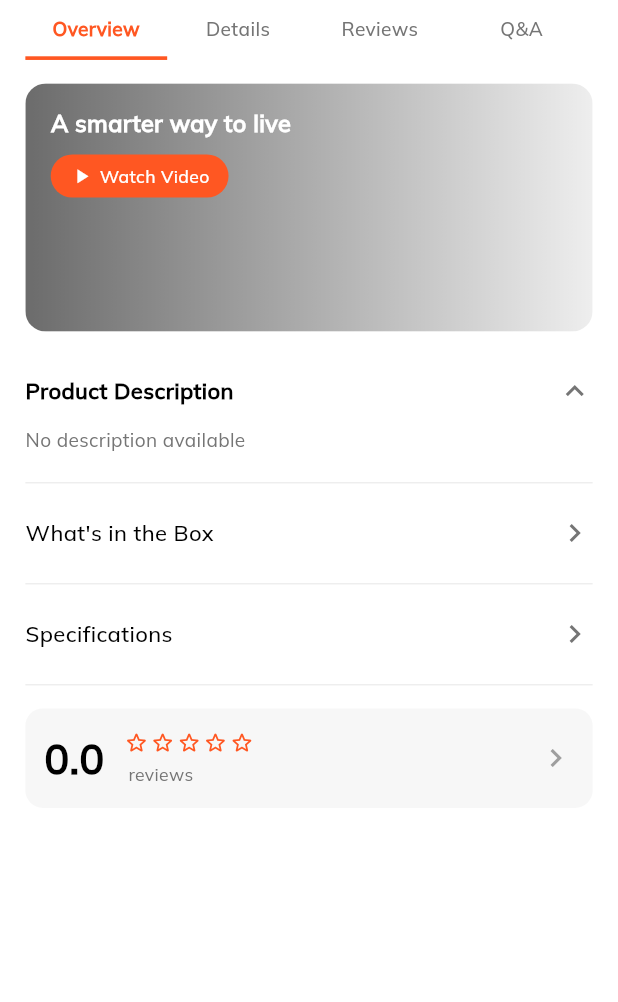
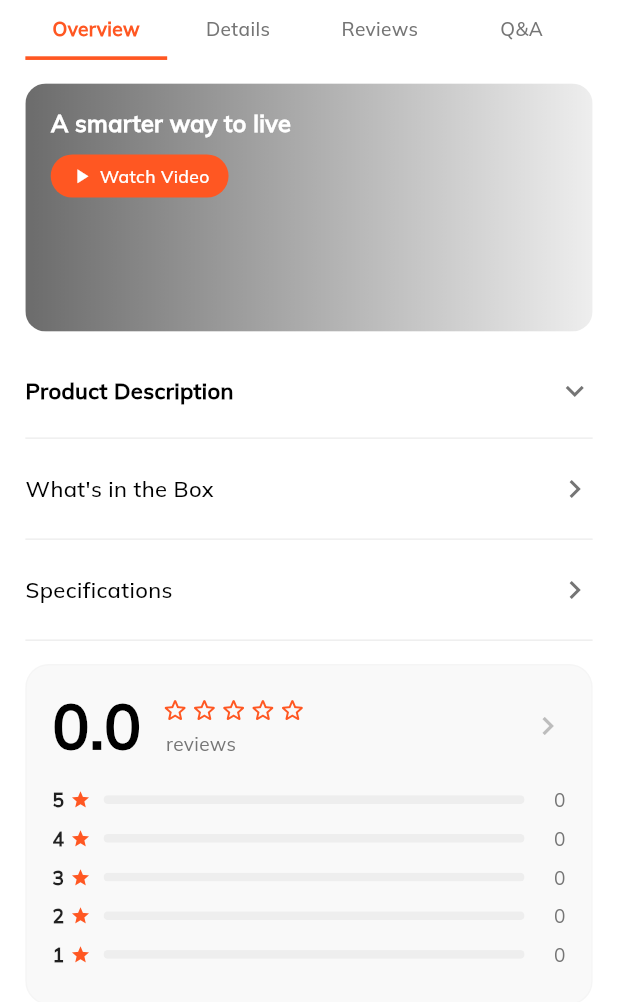
Before and after one commit to Nikhil-Suryawanshii/nilbox-home, a Flutter app: the ProductDetailsTabsSection widget shown alone on an empty page, opened directly with empty values, on a phone screen of 412 x 824 dp. Shown: the top 1002 px of the screen. Run offline on Flutter 3.47's test engine with Material 3 defaults, Android fonts, the phone set to English and light mode, and no system bars; our stand-ins replace auto_size_text, badges, cached_network_image, calendar_date_picker2, carousel_slider, chewie and 38 more; missing offline and left inert: app_settings, connectivity_wrapper, flutter_downloader, flutter_facebook_auth, flutter_file_downloader, flutter_inappwebview and 1 more; accounts and stored records are empty; network calls fail; project files that could hold a hidden picture were left out.

Commit message:
adding dynamic data

```diff
--- a/lib/models/eCommerce/product/product_details.dart
+++ b/lib/models/eCommerce/product/product_details.dart
@@ -82,6 +82,11 @@ class Product {
   final String description;
   RunningFlashSale? runningFlashSale;
   final bool? isDigital;
+  final List<BoxItem>? boxItems;
+  final List<ProductFeature>? features;
+  final List<Specification>? specifications;
+  final List<ProductFaq>? faqs;
+
   Product(
       {required this.id,
       required this.name,
@@ -101,7 +106,11 @@ class Product {
       required this.shop,
       required this.description,
       this.runningFlashSale,
-      this.isDigital});
+      this.isDigital,
+      this.boxItems,
+      this.features,
+      this.specifications,
+      this.faqs});
 
   Product copyWith(
       {int? id,
@@ -122,7 +131,11 @@ class Product {
       ShopInfo? shop,
       String? description,
       RunningFlashSale? runningFlashSale,
-      bool? isDigital}) {
+      bool? isDigital,
+      List<BoxItem>? boxItems,
+      List<ProductFeature>? features,
+      List<Specification>? specifications,
+      List<ProductFaq>? faqs}) {
     return Product(
         id: id ?? this.id,
         name: name ?? this.name,
@@ -142,7 +155,11 @@ class Product {
         shop: shop ?? this.shop,
         description: description ?? this.description,
         runningFlashSale: runningFlashSale ?? this.runningFlashSale,
-        isDigital: isDigital ?? this.isDigital);
+        isDigital: isDigital ?? this.isDigital,
+        boxItems: boxItems ?? this.boxItems,
+        features: features ?? this.features,
+        specifications: specifications ?? this.specifications,
+        faqs: faqs ?? this.faqs);
   }
 
   Map<String, dynamic> toMap() {
@@ -203,6 +220,18 @@ class Product {
           ? null
           : RunningFlashSale.fromMap(map["flash_sale"]),
       isDigital: map['is_digital'] as bool?,
+      boxItems: map['box_items'] != null
+          ? List<BoxItem>.from((map['box_items'] as List<dynamic>).map<BoxItem>((x) => BoxItem.fromMap(x as Map<String, dynamic>)))
+          : null,
+      features: map['features'] != null
+          ? List<ProductFeature>.from((map['features'] as List<dynamic>).map<ProductFeature>((x) => ProductFeature.fromMap(x as Map<String, dynamic>)))
+          : null,
+      specifications: map['specifications'] != null
+          ? List<Specification>.from((map['specifications'] as List<dynamic>).map<Specification>((x) => Specification.fromMap(x as Map<String, dynamic>)))
+          : null,
+      faqs: map['faqs'] != null
+          ? List<ProductFaq>.from((map['faqs'] as List<dynamic>).map<ProductFaq>((x) => ProductFaq.fromMap(x as Map<String, dynamic>)))
+          : null,
     );
   }
 
@@ -629,3 +658,38 @@ class RelatedProduct {
         shop.hashCode;
   }
 }
+
+class BoxItem {
+  final int id;
+  final String itemName;
+  final int sortOrder;
+  BoxItem({required this.id, required this.itemName, required this.sortOrder});
+  factory BoxItem.fromMap(Map<String, dynamic> map) => BoxItem(id: map['id']?.toInt() ?? 0, itemName: map['item_name'] ?? '', sortOrder: map['sort_order']?.toInt() ?? 0);
+}
+
+class ProductFeature {
+  final int id;
+  final String title;
+  final String? icon;
+  final int sortOrder;
+  ProductFeature({required this.id, required this.title, this.icon, required this.sortOrder});
+  factory ProductFeature.fromMap(Map<String, dynamic> map) => ProductFeature(id: map['id']?.toInt() ?? 0, title: map['title'] ?? '', icon: map['icon'], sortOrder: map['sort_order']?.toInt() ?? 0);
+}
+
+class Specification {
+  final int id;
+  final String label;
+  final String value;
+  final int sortOrder;
+  Specification({required this.id, required this.label, required this.value, required this.sortOrder});
+  factory Specification.fromMap(Map<String, dynamic> map) => Specification(id: map['id']?.toInt() ?? 0, label: map['label'] ?? '', value: map['value'] ?? '', sortOrder: map['sort_order']?.toInt() ?? 0);
+}
+
+class ProductFaq {
+  final int id;
+  final String question;
+  final String answer;
+  final int sortOrder;
+  ProductFaq({required this.id, required this.question, required this.answer, required this.sortOrder});
+  factory ProductFaq.fromMap(Map<String, dynamic> map) => ProductFaq(id: map['id']?.toInt() ?? 0, question: map['question'] ?? '', answer: map['answer'] ?? '', sortOrder: map['sort_order']?.toInt() ?? 0);
+}
--- a/lib/views/eCommerce/products/components/product_details_tabs_section.dart
+++ b/lib/views/eCommerce/products/components/product_details_tabs_section.dart
@@ -29,7 +29,7 @@ class ProductDetailsTabsSection extends ConsumerStatefulWidget {
 class _ProductDetailsTabsSectionState
     extends ConsumerState<ProductDetailsTabsSection> {
   static const _tabs = ['Overview', 'Details', 'Reviews', 'Q&A'];
-  bool _descriptionExpanded = true;
+  bool _descriptionExpanded = false;
   bool _boxExpanded = false;
   bool _specsExpanded = false;
   int _reviewPage = 1;
@@ -55,28 +55,11 @@ class _ProductDetailsTabsSectionState
   }
 
   List<String> _featureLabels() {
-    // Only use product text from API — never show watch-specific static features.
-    final short = widget.productDetails.product.shortDescription.trim();
-    final fromShort = short
-        .split(RegExp(r'[.•|,\n]'))
-        .map((e) => e.trim())
-        .where((e) => e.length > 3 && e.length < 40)
-        .take(6)
-        .toList();
-    if (fromShort.isNotEmpty) return fromShort;
-
-    // Strip simple HTML tags from description and try again.
-    final description = widget.productDetails.product.description
-        .replaceAll(RegExp(r'<[^>]*>'), ' ')
-        .replaceAll(RegExp(r'\s+'), ' ')
-        .trim();
-    final fromDescription = description
-        .split(RegExp(r'[.•|,\n]'))
-        .map((e) => e.trim())
-        .where((e) => e.length > 3 && e.length < 40)
-        .take(6)
-        .toList();
-    return fromDescription;
+    final product = widget.productDetails.product;
+    if (product.features != null && product.features!.isNotEmpty) {
+      return product.features!.map((f) => f.title).toList();
+    }
+    return [];
   }
 
   static const _featureIcons = [
@@ -169,6 +152,7 @@ class _ProductDetailsTabsSectionState
           ),
           Gap(12.h),
           GridView.builder(
+            padding: EdgeInsets.zero,
             shrinkWrap: true,
             physics: const NeverScrollableScrollPhysics(),
             itemCount: labels.length.clamp(1, 6),
@@ -302,13 +286,7 @@ class _ProductDetailsTabsSectionState
           title: "What's in the Box",
           expanded: _boxExpanded,
           onTap: () => setState(() => _boxExpanded = !_boxExpanded),
-          child: Padding(
-            padding: EdgeInsets.only(bottom: 12.h),
-            child: Text(
-              'Details not available',
-              style: TextStyle(fontSize: 13.sp, color: Colors.grey.shade600),
-            ),
-          ),
+          child: _buildBoxItemsBody(),
         ),
         _buildChevronRow(
           title: 'Specifications',
@@ -327,26 +305,20 @@ class _ProductDetailsTabsSectionState
       children: [
         _buildExpandableTile(
           title: 'Product Description',
-          expanded: true,
-          onTap: () {},
+          expanded: _descriptionExpanded,
+          onTap: () => setState(() => _descriptionExpanded = !_descriptionExpanded),
           child: _buildDescriptionBody(),
         ),
         _buildChevronRow(
           title: "What's in the Box",
-          expanded: true,
-          onTap: () {},
-          child: Padding(
-            padding: EdgeInsets.only(bottom: 12.h),
-            child: Text(
-              'Details not available',
-              style: TextStyle(fontSize: 13.sp, color: Colors.grey.shade600),
-            ),
-          ),
+          expanded: _boxExpanded,
+          onTap: () => setState(() => _boxExpanded = !_boxExpanded),
+          child: _buildBoxItemsBody(),
         ),
         _buildChevronRow(
           title: 'Specifications',
-          expanded: true,
-          onTap: () {},
+          expanded: _specsExpanded,
+          onTap: () => setState(() => _specsExpanded = !_specsExpanded),
           child: _buildSpecsBody(),
         ),
       ],
@@ -378,34 +350,82 @@ class _ProductDetailsTabsSectionState
     );
   }
 
-  Widget _buildSpecsBody() {
+  Widget _buildBoxItemsBody() {
     final product = widget.productDetails.product;
-    final lines = <String>[];
-    if (product.brand != null && product.brand!.trim().isNotEmpty) {
-      lines.add('Brand: ${product.brand}');
-    }
-    if (product.colors.isNotEmpty) {
-      lines.add('Colors: ${product.colors.map((c) => c.name).join(', ')}');
-    }
-    if (product.productSizeList.isNotEmpty) {
-      lines.add(
-          'Sizes: ${product.productSizeList.map((s) => s.name).join(', ')}');
-    }
-    if (lines.isEmpty) {
-      lines.add('Details not available');
+    if (product.boxItems == null || product.boxItems!.isEmpty) {
+      return Padding(
+        padding: EdgeInsets.only(bottom: 12.h),
+        child: Text(
+          'Details not available',
+          style: TextStyle(fontSize: 13.sp, color: Colors.grey.shade600),
+        ),
+      );
     }
     return Padding(
       padding: EdgeInsets.only(bottom: 12.h),
       child: Column(
         crossAxisAlignment: CrossAxisAlignment.start,
-        children: lines
+        children: product.boxItems!
             .map(
-              (line) => Padding(
+              (item) => Padding(
                 padding: EdgeInsets.only(bottom: 6.h),
+                child: Row(
+                  crossAxisAlignment: CrossAxisAlignment.start,
+                  children: [
+                    Icon(Icons.check_circle_outline, size: 16.sp, color: Colors.grey.shade700),
+                    Gap(8.w),
+                    Expanded(
                       child: Text(
-                  line,
-                  style:
-                      TextStyle(fontSize: 13.sp, color: Colors.grey.shade700),
+                        item.itemName,
+                        style: TextStyle(fontSize: 13.sp, color: Colors.grey.shade700),
+                      ),
+                    ),
+                  ],
+                ),
+              ),
+            )
+            .toList(),
+      ),
+    );
+  }
+
+  Widget _buildSpecsBody() {
+    final product = widget.productDetails.product;
+    if (product.specifications == null || product.specifications!.isEmpty) {
+      return Padding(
+        padding: EdgeInsets.only(bottom: 12.h),
+        child: Text(
+          'Details not available',
+          style: TextStyle(fontSize: 13.sp, color: Colors.grey.shade600),
+        ),
+      );
+    }
+    return Padding(
+      padding: EdgeInsets.only(bottom: 12.h),
+      child: Column(
+        crossAxisAlignment: CrossAxisAlignment.start,
+        children: product.specifications!
+            .map(
+              (spec) => Padding(
+                padding: EdgeInsets.only(bottom: 6.h),
+                child: Row(
+                  crossAxisAlignment: CrossAxisAlignment.start,
+                  children: [
+                    Expanded(
+                      flex: 2,
+                      child: Text(
+                        spec.label,
+                        style: TextStyle(fontSize: 13.sp, color: Colors.grey.shade600),
+                      ),
+                    ),
+                    Expanded(
+                      flex: 3,
+                      child: Text(
+                        spec.value,
+                        style: TextStyle(fontSize: 13.sp, color: Colors.grey.shade800, fontWeight: FontWeight.w500),
+                      ),
+                    ),
+                  ],
                 ),
               ),
             )
@@ -416,23 +436,66 @@ class _ProductDetailsTabsSectionState
 
   Widget _buildReviewsSummaryRow() {
     final product = widget.productDetails.product;
-    return InkWell(
-      onTap: () =>
-          ref.read(productDetailsTabIndexProvider.notifier).state = 2,
-      child: Container(
-        padding: EdgeInsets.symmetric(vertical: 14.h, horizontal: 12.w),
+    final reviews = ref.watch(shopControllerProvider.notifier).review;
+
+    int count5 = 0, count4 = 0, count3 = 0, count2 = 0, count1 = 0;
+    for (var r in reviews) {
+      if (r.rating >= 4.5) count5++;
+      else if (r.rating >= 3.5) count4++;
+      else if (r.rating >= 2.5) count3++;
+      else if (r.rating >= 1.5) count2++;
+      else count1++;
+    }
+    final total = reviews.isNotEmpty ? reviews.length : 1;
+
+    Widget _buildProgressBar(int stars, int count) {
+      return Padding(
+        padding: EdgeInsets.symmetric(vertical: 4.h),
+        child: Row(
+          children: [
+            Text('$stars', style: TextStyle(fontSize: 13.sp, fontWeight: FontWeight.w700, color: Colors.black87)),
+            Gap(4.w),
+            Icon(Icons.star, color: _kAccent, size: 14.sp),
+            Gap(8.w),
+            Expanded(
+              child: ClipRRect(
+                borderRadius: BorderRadius.circular(4.r),
+                child: LinearProgressIndicator(
+                  value: count / total,
+                  minHeight: 6.h,
+                  backgroundColor: Colors.grey.shade200,
+                  valueColor: AlwaysStoppedAnimation<Color>(_kAccent),
+                ),
+              ),
+            ),
+            Gap(12.w),
+            SizedBox(
+              width: 14.w,
+              child: Text('$count', style: TextStyle(fontSize: 13.sp, color: Colors.grey.shade600), textAlign: TextAlign.right),
+            ),
+          ],
+        ),
+      );
+    }
+
+    return Container(
+      padding: EdgeInsets.symmetric(vertical: 20.h, horizontal: 16.w),
       decoration: BoxDecoration(
-          color: const Color(0xFFF7F7F7),
-          borderRadius: BorderRadius.circular(12.r),
+        color: const Color(0xFFF9F9F9),
+        borderRadius: BorderRadius.circular(16.r),
+        border: Border.all(color: Colors.grey.shade100),
       ),
-        child: Row(
+      child: Column(
+        children: [
+          Row(
             children: [
               Text(
                 product.rating.toStringAsFixed(1),
                 style: TextStyle(
-                fontSize: 28.sp,
+                  fontSize: 42.sp,
                   fontWeight: FontWeight.w800,
                   color: Colors.black,
+                  height: 1,
                 ),
               ),
               Gap(12.w),
@@ -447,7 +510,7 @@ class _ProductDetailsTabsSectionState
                               ? Icons.star_rounded
                               : Icons.star_border_rounded,
                           color: _kAccent,
-                        size: 18.sp,
+                          size: 20.sp,
                         );
                       }),
                     ),
@@ -455,16 +518,23 @@ class _ProductDetailsTabsSectionState
                     Text(
                       '${product.totalReviews} reviews',
                       style: TextStyle(
-                      fontSize: 12.sp,
+                        fontSize: 13.sp,
                         color: Colors.grey.shade600,
                       ),
                     ),
                   ],
                 ),
               ),
-            Icon(Icons.chevron_right, color: Colors.grey.shade500),
+              Icon(Icons.chevron_right, color: Colors.grey.shade400),
             ],
           ),
+          Gap(16.h),
+          _buildProgressBar(5, count5),
+          _buildProgressBar(4, count4),
+          _buildProgressBar(3, count3),
+          _buildProgressBar(2, count2),
+          _buildProgressBar(1, count1),
+        ],
       ),
     );
   }
@@ -498,6 +568,7 @@ class _ProductDetailsTabsSectionState
           )
         else
           ListView.builder(
+            padding: EdgeInsets.zero,
             shrinkWrap: true,
             physics: const NeverScrollableScrollPhysics(),
             itemCount: reviews.length,
@@ -508,6 +579,8 @@ class _ProductDetailsTabsSectionState
   }
 
   Widget _buildQaTab() {
+    final product = widget.productDetails.product;
+    if (product.faqs == null || product.faqs!.isEmpty) {
       return Padding(
         padding: EdgeInsets.symmetric(vertical: 48.h),
         child: Center(
@@ -515,6 +588,46 @@ class _ProductDetailsTabsSectionState
             'No questions yet',
             style: TextStyle(fontSize: 14.sp, color: Colors.grey.shade600),
           ),
+        ),
+      );
+    }
+
+    return Padding(
+      padding: EdgeInsets.only(top: 8.h),
+      child: Column(
+        crossAxisAlignment: CrossAxisAlignment.start,
+        children: product.faqs!
+            .map(
+              (faq) => Container(
+                margin: EdgeInsets.only(bottom: 16.h),
+                padding: EdgeInsets.all(16.r),
+                decoration: BoxDecoration(
+                  color: const Color(0xFFF7F7F7),
+                  borderRadius: BorderRadius.circular(12.r),
+                ),
+                child: Column(
+                  crossAxisAlignment: CrossAxisAlignment.start,
+                  children: [
+                    Row(
+                      crossAxisAlignment: CrossAxisAlignment.start,
+                      children: [
+                        Text('Q: ', style: TextStyle(fontSize: 14.sp, fontWeight: FontWeight.bold, color: Colors.black)),
+                        Expanded(child: Text(faq.question, style: TextStyle(fontSize: 14.sp, fontWeight: FontWeight.bold, color: Colors.black))),
+                      ],
+                    ),
+                    Gap(8.h),
+                    Row(
+                      crossAxisAlignment: CrossAxisAlignment.start,
+                      children: [
+                        Text('A: ', style: TextStyle(fontSize: 14.sp, fontWeight: FontWeight.w600, color: Colors.grey.shade600)),
+                        Expanded(child: Text(faq.answer, style: TextStyle(fontSize: 14.sp, color: Colors.grey.shade700))),
+                      ],
+                    ),
+                  ],
+                ),
+              ),
+            )
+            .toList(),
       ),
     );
   }
```
Also changed, not shown: lib/views/eCommerce/products/components/review_card.dart (+106 -53 lines). Lines whose indentation alone changed are shown as unchanged.
